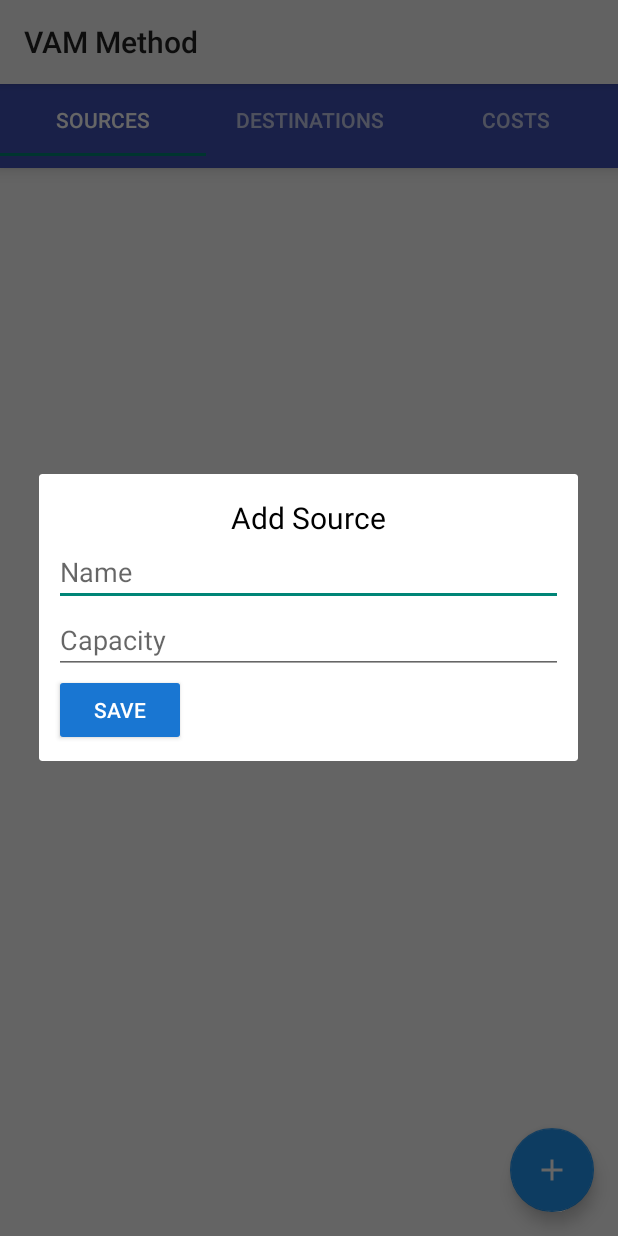
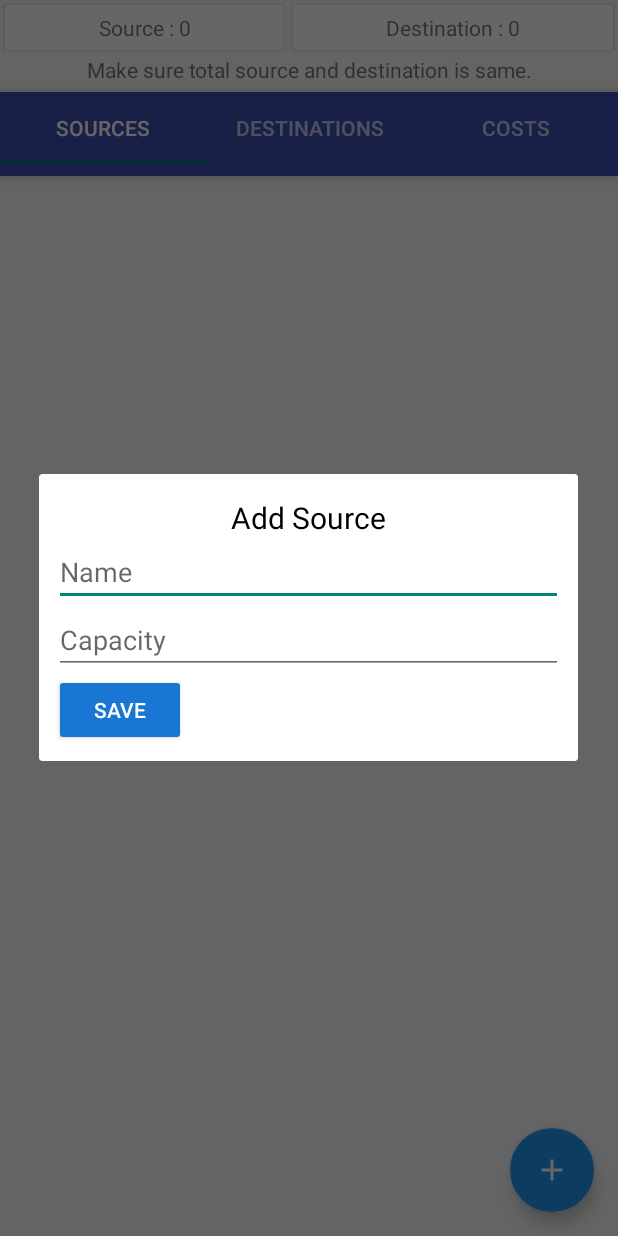
Before and after one commit to wahyuade/decission-support-system, an Android app: the EditDataActivity screen opened directly, with no data from a screen before it, after a tap on an icon or button, on a phone screen of 412 x 824 dp. Run offline under Robolectric (Android 15) with nearby library versions, the phone set to English and light mode, and no system bars.

Commit message:
method dan load data total source serta destination di Activity EditData

```diff
--- a/app/src/main/java/namex_project/pens/vammethod/Activity/EditData/EditDataActivity.java
+++ b/app/src/main/java/namex_project/pens/vammethod/Activity/EditData/EditDataActivity.java
@@ -5,19 +5,31 @@ import android.os.Bundle;
 import android.support.design.widget.TabLayout;
 import android.support.v4.view.ViewPager;
 import android.support.v7.app.AppCompatActivity;
+import android.widget.TextView;
 import android.widget.Toast;
 
+import namex_project.pens.vammethod.Database.DatabaseHandler;
 import namex_project.pens.vammethod.R;
 
 public class EditDataActivity extends AppCompatActivity {
+    public TextView total_source, total_destination;
     public static String id;
     @Override
     protected void onCreate(Bundle savedInstanceState) {
+
         super.onCreate(savedInstanceState);
         setContentView(R.layout.activity_edit_data);
 
+        total_source = (TextView)findViewById(R.id.total_source);
+        total_destination = (TextView)findViewById(R.id.total_destination);
+
+
+        getSupportActionBar().hide();
+
         Intent data_from = getIntent();
         id = data_from.getStringExtra("id");
+
+        refreshTotalData();
 
         TabLayout tabLayout = (TabLayout) findViewById(R.id.tab_layout);
         tabLayout.addTab(tabLayout.newTab().setText("SOURCES"));
@@ -46,4 +58,10 @@ public class EditDataActivity extends AppCompatActivity {
             }
         });
     }
+    public void refreshTotalData(){
+        DatabaseHandler db = new DatabaseHandler(EditDataActivity.this);
+        total_destination.setText("Destination : "+db.totalDataDestination(id));
+        total_source.setText("Source : "+db.totalDataSource(id));
+        db.close();
+    }
 }
--- a/app/src/main/java/namex_project/pens/vammethod/Activity/EditData/Fragment/Adapter/DestinationListAdapter.java
+++ b/app/src/main/java/namex_project/pens/vammethod/Activity/EditData/Fragment/Adapter/DestinationListAdapter.java
@@ -42,6 +42,8 @@ public class DestinationListAdapter extends RecyclerView.Adapter<DestinationList
         holder.name.setText(data_list.get(position).getName());
         holder.capacity.setText(Integer.toString(data_list.get(position).getNeeded_num()));
 
+        holder.number.setText(Integer.toString(position+1)+". ");
+
         holder.item_list_ds.setOnClickListener(new View.OnClickListener() {
             @Override
             public void onClick(View v) {
@@ -56,12 +58,13 @@ public class DestinationListAdapter extends RecyclerView.Adapter<DestinationList
     }
 
     class DSList extends ViewHolder {
-        TextView capacity, name;
+        TextView capacity, name, number;
         LinearLayout item_list_ds;
         private DSList(View view){
             super(view);
             capacity = (TextView)view.findViewById(R.id.capacity);
             name = (TextView)view.findViewById(R.id.name);
+            number = (TextView)view.findViewById(R.id.number);
             item_list_ds = (LinearLayout)view.findViewById(R.id.item_list_ds);
         }
     }
--- a/app/src/main/java/namex_project/pens/vammethod/Activity/EditData/Fragment/Adapter/SourceListAdapter.java
+++ b/app/src/main/java/namex_project/pens/vammethod/Activity/EditData/Fragment/Adapter/SourceListAdapter.java
@@ -41,6 +41,8 @@ public class SourceListAdapter extends RecyclerView.Adapter<SourceListAdapter.DS
         holder.name.setText(data_list.get(position).getName());
         holder.capacity.setText(Integer.toString(data_list.get(position).getCapacity()));
 
+        holder.number.setText(Integer.toString(position+1)+". ");
+
         holder.item_list_ds.setOnClickListener(new View.OnClickListener() {
             @Override
             public void onClick(View v) {
@@ -55,12 +57,13 @@ public class SourceListAdapter extends RecyclerView.Adapter<SourceListAdapter.DS
     }
 
     class DSList extends RecyclerView.ViewHolder {
-        TextView capacity, name;
+        TextView capacity, name, number;
         LinearLayout item_list_ds;
         private DSList(View view){
             super(view);
             capacity = (TextView)view.findViewById(R.id.capacity);
             name = (TextView)view.findViewById(R.id.name);
+            number = (TextView)view.findViewById(R.id.number);
             item_list_ds = (LinearLayout)view.findViewById(R.id.item_list_ds);
         }
     }
--- a/app/src/main/java/namex_project/pens/vammethod/Database/DatabaseHandler.java
+++ b/app/src/main/java/namex_project/pens/vammethod/Database/DatabaseHandler.java
@@ -11,6 +11,7 @@ import android.widget.Toast;
 
 import java.util.ArrayList;
 
+import namex_project.pens.vammethod.Activity.EditData.EditDataActivity;
 import namex_project.pens.vammethod.Database.Model.CompanyModel;
 import namex_project.pens.vammethod.Database.Model.CostModel;
 import namex_project.pens.vammethod.Database.Model.DestinationModel;
@@ -62,9 +63,15 @@ public class DatabaseHandler extends SQLiteOpenHelper {
     private static final String COST_ID_COMPANY = "id_company";
 
     private Context context;
+    private EditDataActivity activity;
     public DatabaseHandler(Context context) {
         super(context, DATABASE_NAME, null, DATABASE_VERSION);
         this.context = context;
+    }
+
+    public DatabaseHandler(EditDataActivity activity){
+        super(activity, DATABASE_NAME, null, DATABASE_VERSION);
+        this.activity = activity;
     }
 
     @Override
@@ -356,4 +363,37 @@ public class DatabaseHandler extends SQLiteOpenHelper {
         db.close();
         return data;
     }
+
+    public String totalDataSource(String id_company){
+        String totalDataSource;
+        int tmp = 0;
+        SQLiteDatabase db = this.getReadableDatabase();
+        Cursor cursor = db.query(TABLE_NAME_SOURCES,new String[]{SOURCE_CAPACITY},SOURCE_ID_COMPANY+"="+id_company,null,null,null,null);
+        if(cursor.getCount() > 0){
+            for(int i = 0; i< cursor.getCount(); i++){
+                cursor.moveToPosition(i);
+                tmp = tmp + Integer.parseInt(cursor.getString(0));
+            }
+            totalDataSource = Integer.toString(tmp);
+            return totalDataSource;
+        }else{
+            return "0";
+        }
+    }
+    public String totalDataDestination(String id_company){
+        String totalDataDestination;
+        int tmp = 0;
+        SQLiteDatabase db = this.getReadableDatabase();
+        Cursor cursor = db.query(TABLE_NAME_DESTINATIONS,new String[]{DEST_CAPACITY},DEST_ID_COMPANY+"="+id_company,null,null,null,null);
+        if(cursor.getCount() > 0){
+            for(int i = 0; i< cursor.getCount(); i++){
+                cursor.moveToPosition(i);
+                tmp = tmp + Integer.parseInt(cursor.getString(0));
+            }
+            totalDataDestination = Integer.toString(tmp);
+            return totalDataDestination;
+        }else{
+            return "0";
+        }
+    }
 }
--- a/app/src/main/java/namex_project/pens/vammethod/vamMethod.java
+++ b/app/src/main/java/namex_project/pens/vammethod/vamMethod.java
@@ -18,7 +18,6 @@ import static namex_project.pens.vammethod.Activity.EditData.EditDataActivity.id
 
 public class vamMethod extends AppCompatActivity {
     public static final Integer BERISI = 1;
-
 
 
     int jumlah_sumber ;
@@ -50,6 +49,9 @@ public class vamMethod extends AppCompatActivity {
     protected void onCreate(Bundle savedInstanceState) {
         super.onCreate(savedInstanceState);
         setContentView(R.layout.activity_vam_method);
+
+        getSupportActionBar().hide();
+
         Intent data = getIntent();
         id_company = Integer.parseInt(data.getStringExtra("id_company"));
         DatabaseHandler db = new DatabaseHandler(this);
--- a/app/src/main/res/layout/activity_edit_data.xml
+++ b/app/src/main/res/layout/activity_edit_data.xml
@@ -5,7 +5,57 @@
     android:orientation="vertical"
     android:layout_height="match_parent"
     tools:context="namex_project.pens.vammethod.Activity.EditData.EditDataActivity">
+    <LinearLayout
+        android:layout_width="match_parent"
+        android:orientation="vertical"
+        android:layout_height="wrap_content">
+        <LinearLayout
+            android:layout_width="match_parent"
+            android:orientation="horizontal"
+            android:layout_height="wrap_content">
+            <android.support.v7.widget.CardView
+                android:layout_width="wrap_content"
+                android:layout_margin="3dp"
+                android:layout_weight="0.5"
+                android:layout_height="wrap_content">
 
+                <TextView
+                    android:id="@+id/total_source"
+                    android:layout_width="match_parent"
+                    android:layout_height="wrap_content"
+                    android:layout_margin="5dp"
+                    android:textAlignment="center"/>
+            </android.support.v7.widget.CardView>
+            <android.support.v7.widget.CardView
+                android:layout_width="wrap_content"
+                android:layout_margin="3dp"
+                android:layout_weight="0.5"
+                android:layout_height="wrap_content">
+                <TextView
+                    android:id="@+id/total_destination"
+                    android:layout_width="match_parent"
+                    android:text="Destination : 132"
+                    android:layout_margin="5dp"
+                    android:textAlignment="center"
+                    android:layout_height="wrap_content" />
+            </android.support.v7.widget.CardView>
+        </LinearLayout>
+        <LinearLayout
+            android:layout_width="match_parent"
+            android:layout_height="wrap_content"
+            android:weightSum="1">
+
+            <TextView
+                android:id="@+id/textView"
+                android:layout_width="wrap_content"
+                android:layout_height="wrap_content"
+                android:gravity="center"
+                android:text="Make sure total source and destination is same."
+                android:layout_marginBottom="5dp"
+                android:textAlignment="center"
+                android:layout_weight="1" />
+        </LinearLayout>
+    </LinearLayout>
     <android.support.design.widget.TabLayout
         android:id="@+id/tab_layout"
         android:layout_width="match_parent"
--- a/app/src/main/res/layout/list_item_ds.xml
+++ b/app/src/main/res/layout/list_item_ds.xml
@@ -19,7 +19,6 @@
                 android:layout_width="wrap_content"
                 android:layout_height="wrap_content"
                 android:id="@+id/number"
-                android:text="1."
                 android:textColor="#000"/>
             <LinearLayout
                 android:layout_width="wrap_content"
```
Also changed, not shown: app/src/main/java/namex_project/pens/vammethod/Activity/Company/CompanyActivity.java (+41 -1 lines).
